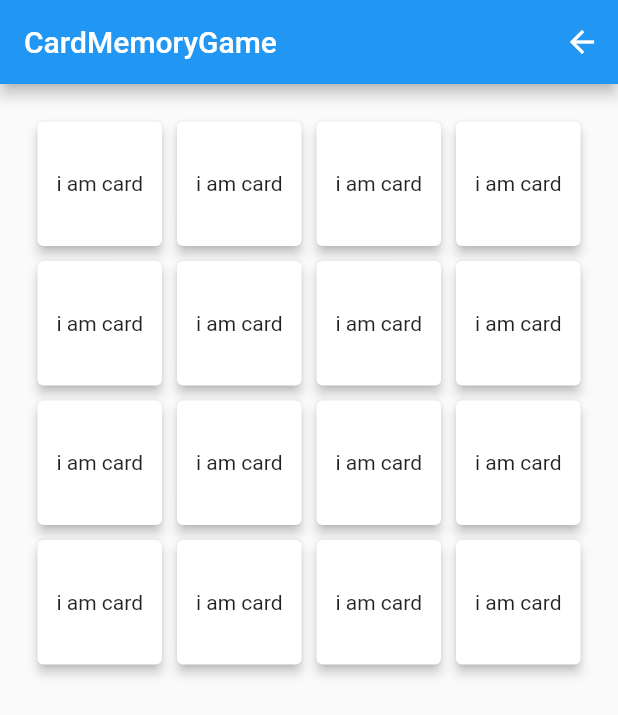
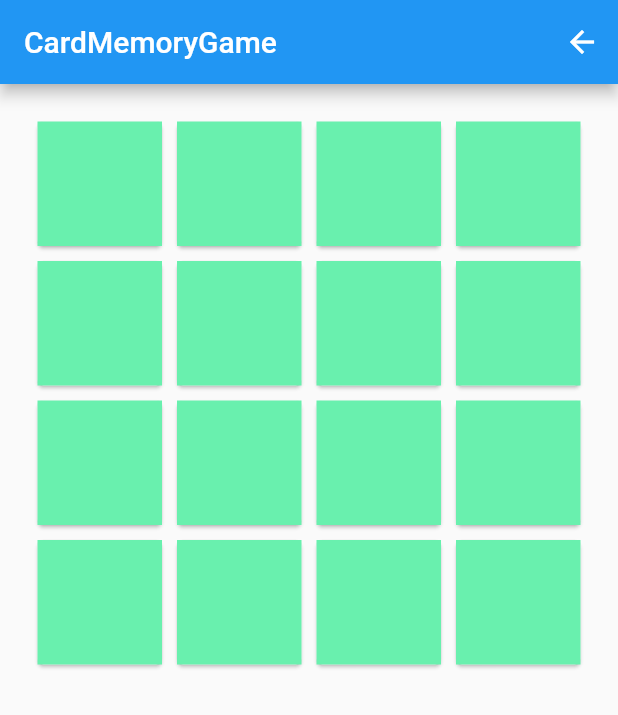
Before and after one commit to sungyun-Kim/myAppChallange, a Flutter app: the screen it shows after launch, after a tap on "Card-Memory-Game", on a phone screen of 412 x 824 dp. Shown: the top 715 px of the screen. Run offline on Flutter 3.47's test engine with Material 2 defaults, Android fonts, the phone set to English and light mode, and no system bars; drawn by our look-alikes of flip_card; network calls fail.

Commit message:
[Update] card.dart
add widget library

```diff
--- a/lib/screens/card_memory_game/card_memory_game.dart
+++ b/lib/screens/card_memory_game/card_memory_game.dart
@@ -51,10 +51,12 @@ List<Widget> createCards() {
   List<Widget> result = [];
 
   for (var i = 0; i < 16; i++) {
-    result.add(Container(
-      padding: EdgeInsets.all(1),
-      child: FlipCard(),
-    ));
+    result.add(
+      Container(
+        padding: EdgeInsets.all(1),
+        child: MyCard(),
+      ),
+    );
   }
   return result;
 }
--- a/lib/screens/card_memory_game/widget/card.dart
+++ b/lib/screens/card_memory_game/widget/card.dart
@@ -1,18 +1,29 @@
+import 'package:flip_card/flip_card.dart';
 import 'package:flutter/material.dart';
 
-class FlipCard extends StatefulWidget {
+class MyCard extends StatefulWidget {
   @override
-  _FlipCardState createState() => _FlipCardState();
+  _MyCardState createState() => _MyCardState();
 }
 
-class _FlipCardState extends State<FlipCard> {
+class _MyCardState extends State<MyCard> {
   @override
   Widget build(BuildContext context) {
-    return Card(
-      elevation: 3,
-      child: Container(
-        alignment: Alignment.center,
-        child: Text('i am card'),
+    return FlipCard(
+      onFlip: () {
+        print('i am flipped');
+      },
+      front: Card(
+        child: Container(
+          alignment: Alignment.center,
+          color: Colors.greenAccent,
+        ),
+      ),
+      back: Card(
+        child: Container(
+          alignment: Alignment.center,
+          child: Text('hi'),
+        ),
       ),
     );
   }
--- a/pubspec.yaml
+++ b/pubspec.yaml
@@ -29,6 +29,7 @@ dependencies:
   # Use with the CupertinoIcons class for iOS style icons.
   cupertino_icons: ^1.0.0
   flutter_xlider: ^3.4.0
+  flip_card: ^0.4.4
   expressions: ^0.1.5
   http: ^0.12.2
 
```
Also changed, not shown: pubspec.lock.
